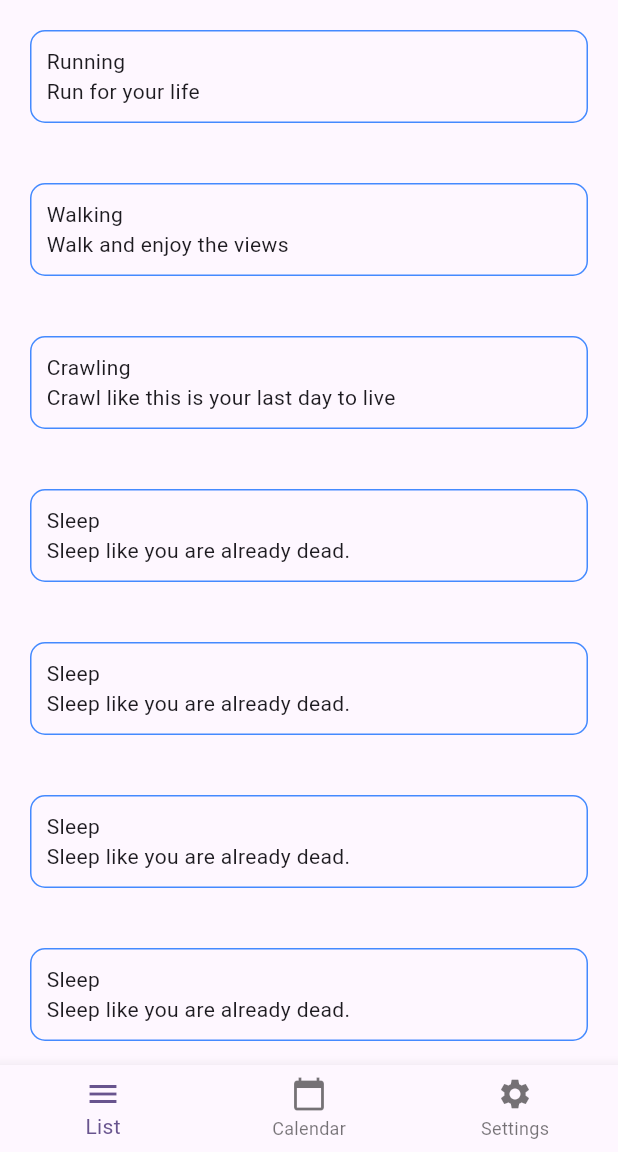
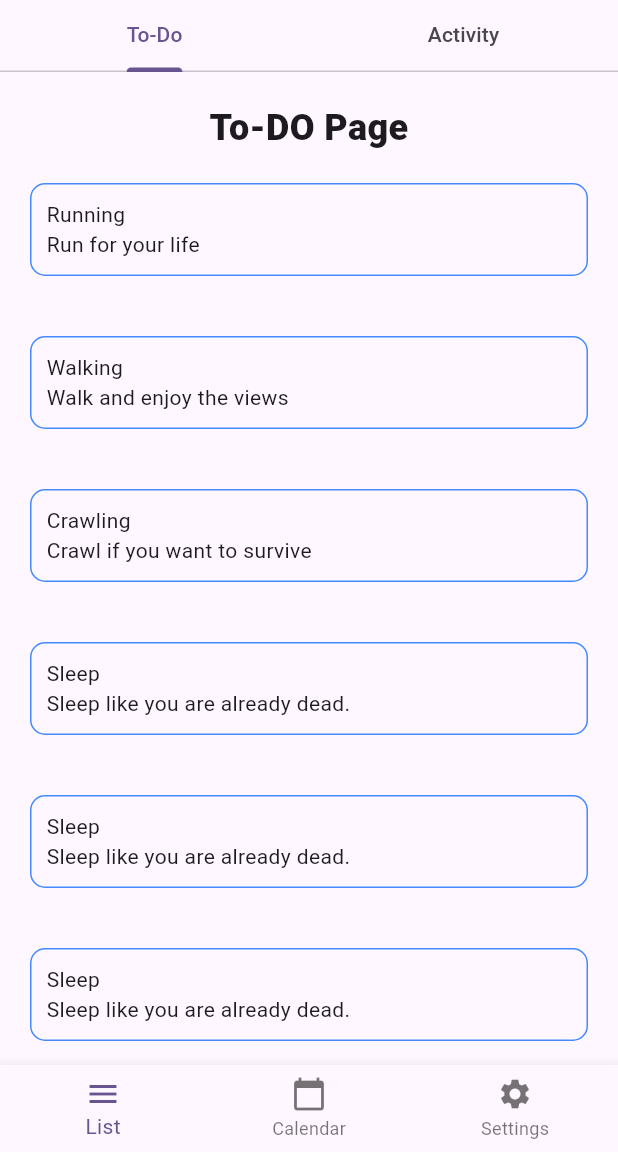
Before and after one commit to najmusyathir/jointly, a Flutter app: the screen it shows after launch, on a phone screen of 412 x 824 dp, the part 84-1236 px from its top. Run offline on Flutter 3.47's test engine with Material 3 defaults, Android fonts, the phone set to English and light mode, and no system bars.

Commit message:
Modify: Implement 2 tabs in list-view fragment

```diff
--- a/lib/main.dart
+++ b/lib/main.dart
@@ -1,8 +1,8 @@
 import 'package:flutter/material.dart';
 import 'package:jointly/pages/setting_page.dart';
-import 'package:jointly/pages/todo_list_page.dart';
 import 'package:jointly/pages/todo_details_page.dart';
 import 'package:jointly/pages/calendar_page.dart';
+import 'package:jointly/pages/list_page.dart';
 
 void main() {
   runApp(const MyApp());
@@ -62,7 +62,7 @@
       body: PageView(
         controller: _pageController,
         children: const <Widget>[
-          TodoListPage(),
+          ListPage(),
           CalendarPage(),
           SettingPage(),
         ],
--- a/lib/pages/todo_list_page.dart
+++ b/lib/pages/todo_list_page.dart
@@ -1,12 +1,8 @@
 import 'package:flutter/material.dart';
 
-void userDoubleTapped() {
+void userDoubleTapped() {}
 
-}
-
-void userLongPress() {
-
-}
+void userLongPress() {}
 
 class ToDoList extends StatelessWidget {
   const ToDoList({super.key, required this.name, required this.desc});
@@ -53,7 +49,6 @@
 }
 
 class TodoListPage extends StatelessWidget {
-
   const TodoListPage({super.key});
 
   @override
@@ -61,15 +56,24 @@
     return Scaffold(
       body: ListView(
         children: const <Widget>[
+          Column(
+            children: <Widget>[
+              Padding(padding: EdgeInsets.all(10)),
+              Text(
+                "To-DO Page",
+                textAlign: TextAlign.center,
+                style: TextStyle(
+                  fontWeight: FontWeight.w800,
+                  fontSize: 24,
+                ),
+              ),
+            ],
+          ),
           ToDoList(name: 'Running', desc: 'Run for your life'),
           ToDoList(name: 'Walking', desc: 'Walk and enjoy the views'),
           ToDoList(
               name: 'Crawling',
-              desc: 'Crawl like this is your last day to live'),
-          ToDoList(name: 'Sleep', desc: 'Sleep like you are already dead.'),
-          ToDoList(name: 'Sleep', desc: 'Sleep like you are already dead.'),
-          ToDoList(name: 'Sleep', desc: 'Sleep like you are already dead.'),
-          ToDoList(name: 'Sleep', desc: 'Sleep like you are already dead.'),
+              desc: 'Crawl if you want to survive'),
           ToDoList(name: 'Sleep', desc: 'Sleep like you are already dead.'),
           ToDoList(name: 'Sleep', desc: 'Sleep like you are already dead.'),
           ToDoList(name: 'Sleep', desc: 'Sleep like you are already dead.'),
```
